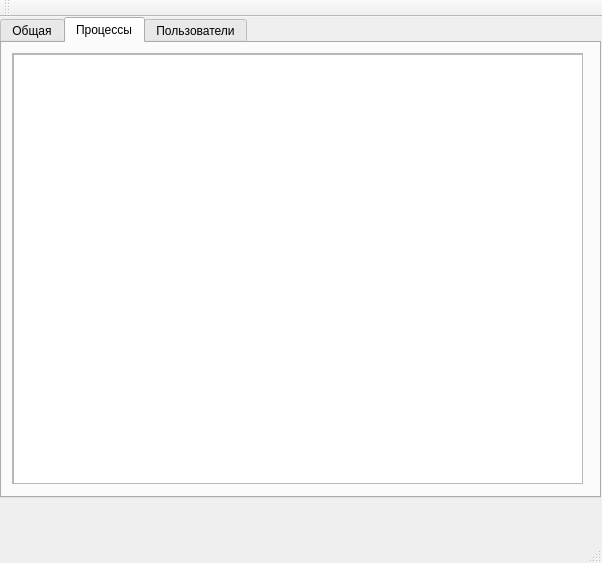
Above: course_project/system_info/mainwindow.ui from BSUIR450503/450503_turok before the change. Below: the same form after it.
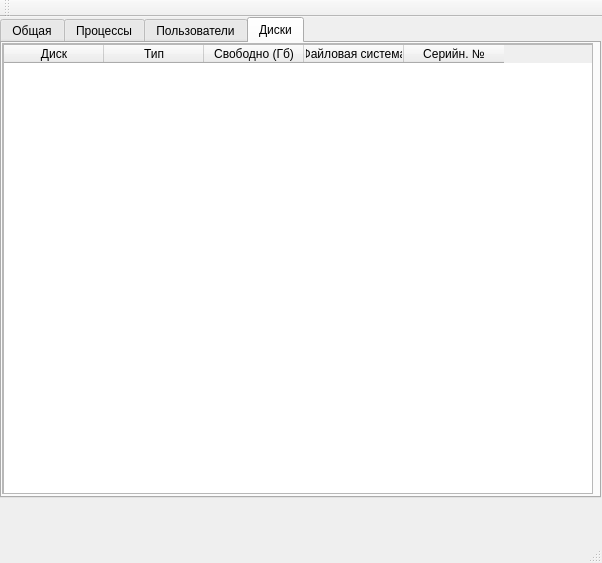
That is the form after the change.

Patch:
```diff
--- a/course_project/system_info/mainwindow.ui
+++ b/course_project/system_info/mainwindow.ui
@@ -30,7 +30,7 @@
      </rect>
     </property>
     <property name="currentIndex">
-     <number>1</number>
+     <number>3</number>
     </property>
     <widget class="QWidget" name="tab">
      <attribute name="title">
@@ -214,6 +214,72 @@
       </widget>
      </widget>
     </widget>
+    <widget class="QWidget" name="tab_4">
+     <attribute name="title">
+      <string>Диски</string>
+     </attribute>
+     <widget class="QScrollArea" name="scrollArea_3">
+      <property name="geometry">
+       <rect>
+        <x>0</x>
+        <y>0</y>
+        <width>591</width>
+        <height>451</height>
+       </rect>
+      </property>
+      <property name="widgetResizable">
+       <bool>true</bool>
+      </property>
+      <widget class="QWidget" name="scrollAreaWidgetContents_3">
+       <property name="geometry">
+        <rect>
+         <x>0</x>
+         <y>0</y>
+         <width>589</width>
+         <height>449</height>
+        </rect>
+       </property>
+       <widget class="QTableWidget" name="tableWidget_3">
+        <property name="geometry">
+         <rect>
+          <x>0</x>
+          <y>0</y>
+          <width>591</width>
+          <height>451</height>
+         </rect>
+        </property>
+        <attribute name="horizontalHeaderMinimumSectionSize">
+         <number>45</number>
+        </attribute>
+        <column>
+         <property name="text">
+          <string>Диск</string>
+         </property>
+        </column>
+        <column>
+         <property name="text">
+          <string>Тип</string>
+         </property>
+        </column>
+        <column>
+         <property name="text">
+          <string>Свободно (Гб)</string>
+         </property>
+        </column>
+        <column>
+         <property name="text">
+          <string>Файловая система</string>
+         </property>
+        </column>
+        <column>
+         <property name="text">
+          <string>Серийн. №</string>
+         </property>
+        </column>
+       </widget>
+      </widget>
+     </widget>
+    </widget>
    </widget>
   </widget>
   <widget class="QMenuBar" name="menuBar">
```
Left out of the diff: 6 changed lines with no effect on the pictures.
